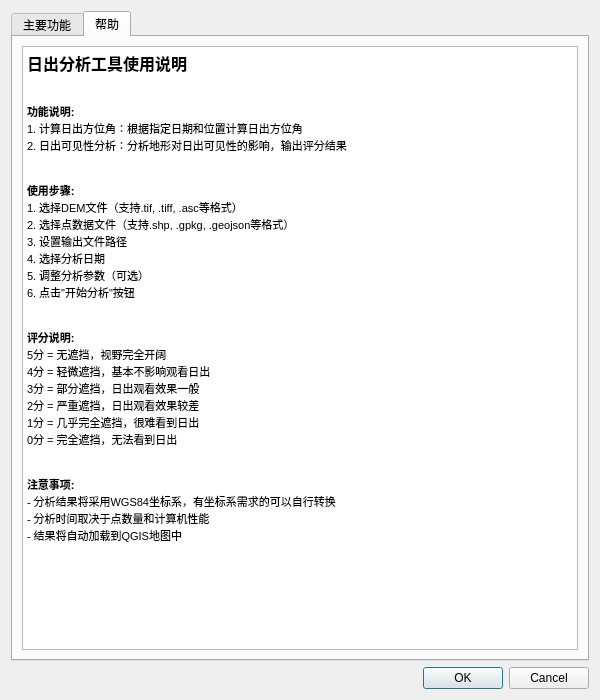
Before: the Qt Designer form sunshine01_dialog_base.ui in keydsa/sunshine, drawn with Qt 5.
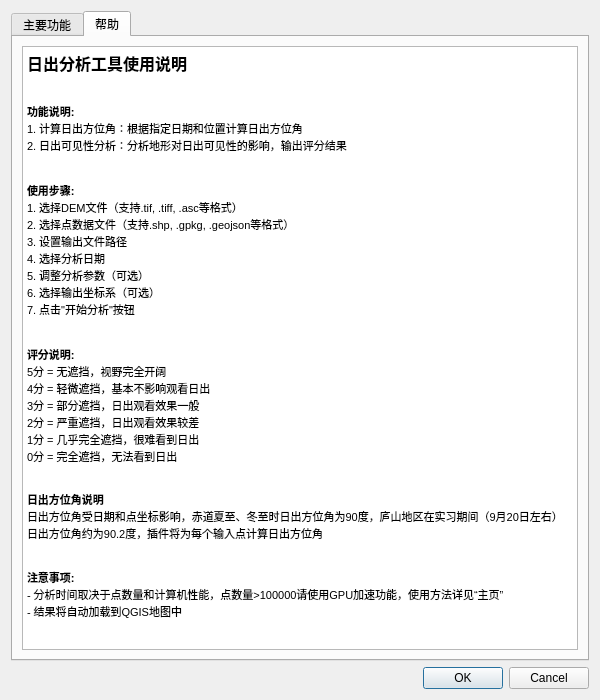
After: the same form once the commit is applied. The open tabs and pages were chosen to show the change. Icons and pictures are not drawn.

Commit message: 支持GPU加速

The edit to the form file:
```diff
--- a/sunshine01_dialog_base.ui
+++ b/sunshine01_dialog_base.ui
@@ -484,7 +484,8 @@
 &lt;p style=&quot; margin-top:0px; margin-bottom:0px; margin-left:0px; margin-right:0px; -qt-block-indent:0; text-indent:0px;&quot;&gt;&lt;span style=&quot; font-family:'MS Shell Dlg 2'; font-size:8.25pt;&quot;&gt;3. 设置输出文件路径&lt;/span&gt;&lt;/p&gt;
 &lt;p style=&quot; margin-top:0px; margin-bottom:0px; margin-left:0px; margin-right:0px; -qt-block-indent:0; text-indent:0px;&quot;&gt;&lt;span style=&quot; font-family:'MS Shell Dlg 2'; font-size:8.25pt;&quot;&gt;4. 选择分析日期&lt;/span&gt;&lt;/p&gt;
 &lt;p style=&quot; margin-top:0px; margin-bottom:0px; margin-left:0px; margin-right:0px; -qt-block-indent:0; text-indent:0px;&quot;&gt;&lt;span style=&quot; font-family:'MS Shell Dlg 2'; font-size:8.25pt;&quot;&gt;5. 调整分析参数（可选）&lt;/span&gt;&lt;/p&gt;
-&lt;p style=&quot; margin-top:0px; margin-bottom:0px; margin-left:0px; margin-right:0px; -qt-block-indent:0; text-indent:0px;&quot;&gt;&lt;span style=&quot; font-family:'MS Shell Dlg 2'; font-size:8.25pt;&quot;&gt;6. 点击&amp;quot;开始分析&amp;quot;按钮&lt;/span&gt;&lt;/p&gt;
+&lt;p style=&quot; margin-top:0px; margin-bottom:0px; margin-left:0px; margin-right:0px; -qt-block-indent:0; text-indent:0px;&quot;&gt;&lt;span style=&quot; font-family:'MS Shell Dlg 2'; font-size:8.25pt;&quot;&gt;6. 选择输出坐标系（可选）&lt;/span&gt;&lt;/p&gt;
+&lt;p style=&quot; margin-top:0px; margin-bottom:0px; margin-left:0px; margin-right:0px; -qt-block-indent:0; text-indent:0px;&quot;&gt;&lt;span style=&quot; font-family:'MS Shell Dlg 2'; font-size:8.25pt;&quot;&gt;7. 点击&amp;quot;开始分析&amp;quot;按钮&lt;/span&gt;&lt;/p&gt;
 &lt;p style=&quot; margin-top:0px; margin-bottom:0px; margin-left:0px; margin-right:0px; -qt-block-indent:0; text-indent:0px;&quot;&gt;&lt;span style=&quot; font-family:'MS Shell Dlg 2'; font-size:8.25pt;&quot;&gt;&lt;br /&gt;&lt;/span&gt;&lt;/p&gt;
 &lt;p style=&quot; margin-top:0px; margin-bottom:0px; margin-left:0px; margin-right:0px; -qt-block-indent:0; text-indent:0px;&quot;&gt;&lt;span style=&quot; font-family:'MS Shell Dlg 2'; font-size:8.25pt; font-weight:600;&quot;&gt;评分说明:&lt;/span&gt;&lt;/p&gt;
 &lt;p style=&quot; margin-top:0px; margin-bottom:0px; margin-left:0px; margin-right:0px; -qt-block-indent:0; text-indent:0px;&quot;&gt;&lt;span style=&quot; font-family:'MS Shell Dlg 2'; font-size:8.25pt;&quot;&gt;5分 = 无遮挡，视野完全开阔&lt;/span&gt;&lt;/p&gt;
@@ -493,10 +494,13 @@
 &lt;p style=&quot; margin-top:0px; margin-bottom:0px; margin-left:0px; margin-right:0px; -qt-block-indent:0; text-indent:0px;&quot;&gt;&lt;span style=&quot; font-family:'MS Shell Dlg 2'; font-size:8.25pt;&quot;&gt;2分 = 严重遮挡，日出观看效果较差&lt;/span&gt;&lt;/p&gt;
 &lt;p style=&quot; margin-top:0px; margin-bottom:0px; margin-left:0px; margin-right:0px; -qt-block-indent:0; text-indent:0px;&quot;&gt;&lt;span style=&quot; font-family:'MS Shell Dlg 2'; font-size:8.25pt;&quot;&gt;1分 = 几乎完全遮挡，很难看到日出&lt;/span&gt;&lt;/p&gt;
 &lt;p style=&quot; margin-top:0px; margin-bottom:0px; margin-left:0px; margin-right:0px; -qt-block-indent:0; text-indent:0px;&quot;&gt;&lt;span style=&quot; font-family:'MS Shell Dlg 2'; font-size:8.25pt;&quot;&gt;0分 = 完全遮挡，无法看到日出&lt;/span&gt;&lt;/p&gt;
-&lt;p style=&quot; margin-top:0px; margin-bottom:0px; margin-left:0px; margin-right:0px; -qt-block-indent:0; text-indent:0px;&quot;&gt;&lt;span style=&quot; font-family:'MS Shell Dlg 2'; font-size:8.25pt;&quot;&gt;&lt;br /&gt;&lt;/span&gt;&lt;/p&gt;
+&lt;p style=&quot;-qt-paragraph-type:empty; margin-top:0px; margin-bottom:0px; margin-left:0px; margin-right:0px; -qt-block-indent:0; text-indent:0px; font-family:'MS Shell Dlg 2'; font-size:8.25pt;&quot;&gt;&lt;br /&gt;&lt;/p&gt;
+&lt;p style=&quot;-qt-paragraph-type:empty; margin-top:0px; margin-bottom:0px; margin-left:0px; margin-right:0px; -qt-block-indent:0; text-indent:0px; font-family:'MS Shell Dlg 2'; font-size:8.25pt;&quot;&gt;&lt;br /&gt;&lt;/p&gt;
+&lt;p style=&quot; margin-top:0px; margin-bottom:0px; margin-left:0px; margin-right:0px; -qt-block-indent:0; text-indent:0px;&quot;&gt;&lt;span style=&quot; font-family:'MS Shell Dlg 2'; font-size:8.25pt; font-weight:600;&quot;&gt;日出方位角说明&lt;/span&gt;&lt;/p&gt;
+&lt;p style=&quot; margin-top:0px; margin-bottom:0px; margin-left:0px; margin-right:0px; -qt-block-indent:0; text-indent:0px;&quot;&gt;&lt;span style=&quot; font-family:'MS Shell Dlg 2'; font-size:8.25pt;&quot;&gt;日出方位角受日期和点坐标影响，赤道夏至、冬至时日出方位角为90度，庐山地区在实习期间（9月20日左右）日出方位角约为90.2度，插件将为每个输入点计算日出方位角&lt;br /&gt;&lt;/span&gt;&lt;/p&gt;
+&lt;p style=&quot;-qt-paragraph-type:empty; margin-top:0px; margin-bottom:0px; margin-left:0px; margin-right:0px; -qt-block-indent:0; text-indent:0px; font-family:'MS Shell Dlg 2'; font-size:8.25pt;&quot;&gt;&lt;br /&gt;&lt;/p&gt;
 &lt;p style=&quot; margin-top:0px; margin-bottom:0px; margin-left:0px; margin-right:0px; -qt-block-indent:0; text-indent:0px;&quot;&gt;&lt;span style=&quot; font-family:'MS Shell Dlg 2'; font-size:8.25pt; font-weight:600;&quot;&gt;注意事项:&lt;/span&gt;&lt;/p&gt;
-&lt;p style=&quot; margin-top:0px; margin-bottom:0px; margin-left:0px; margin-right:0px; -qt-block-indent:0; text-indent:0px;&quot;&gt;&lt;span style=&quot; font-family:'MS Shell Dlg 2'; font-size:8.25pt;&quot;&gt;- 分析结果将采用WGS84坐标系，有坐标系需求的可以自行转换&lt;/span&gt;&lt;/p&gt;
-&lt;p style=&quot; margin-top:0px; margin-bottom:0px; margin-left:0px; margin-right:0px; -qt-block-indent:0; text-indent:0px;&quot;&gt;&lt;span style=&quot; font-family:'MS Shell Dlg 2'; font-size:8.25pt;&quot;&gt;- 分析时间取决于点数量和计算机性能&lt;/span&gt;&lt;/p&gt;
+&lt;p style=&quot; margin-top:0px; margin-bottom:0px; margin-left:0px; margin-right:0px; -qt-block-indent:0; text-indent:0px;&quot;&gt;&lt;span style=&quot; font-family:'MS Shell Dlg 2'; font-size:8.25pt;&quot;&gt;- 分析时间取决于点数量和计算机性能，点数量&amp;gt;100000请使用GPU加速功能，使用方法详见“主页”&lt;/span&gt;&lt;/p&gt;
 &lt;p style=&quot; margin-top:0px; margin-bottom:0px; margin-left:0px; margin-right:0px; -qt-block-indent:0; text-indent:0px;&quot;&gt;&lt;span style=&quot; font-family:'MS Shell Dlg 2'; font-size:8.25pt;&quot;&gt;- 结果将自动加载到QGIS地图中&lt;/span&gt;&lt;/p&gt;&lt;/body&gt;&lt;/html&gt;</string>
    </property>
         </widget>
```
Left out of the diff: 33 changed lines with no effect on the pictures. Lines whose indentation alone changed are shown as unchanged. The commit also changes 2 other files.
